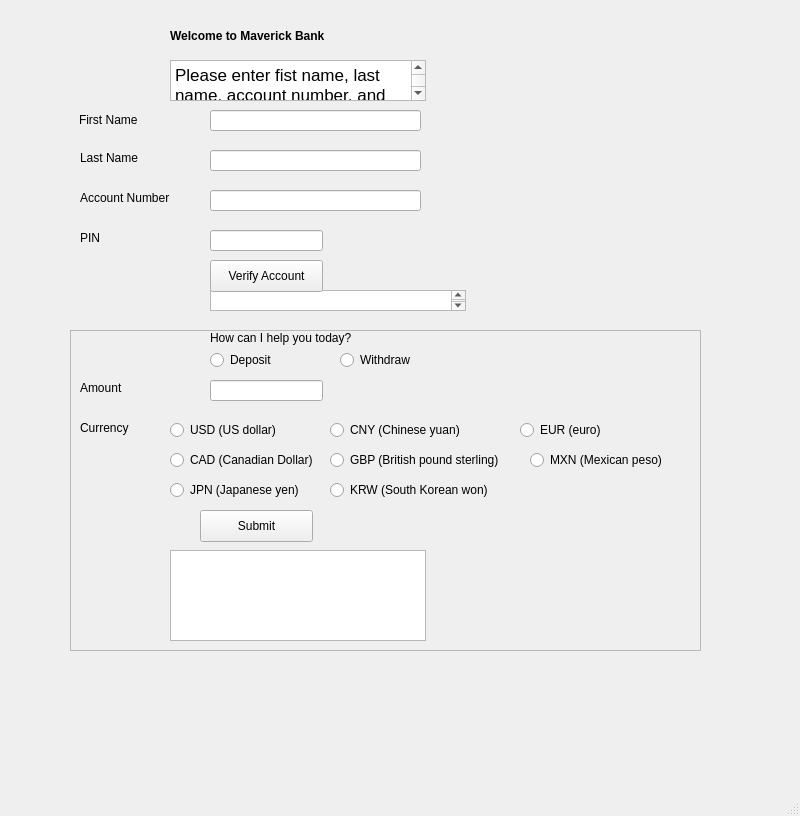
Qt form gui.ui (SarahNakamura/CIST1620_FinalProject_2) before a commit.
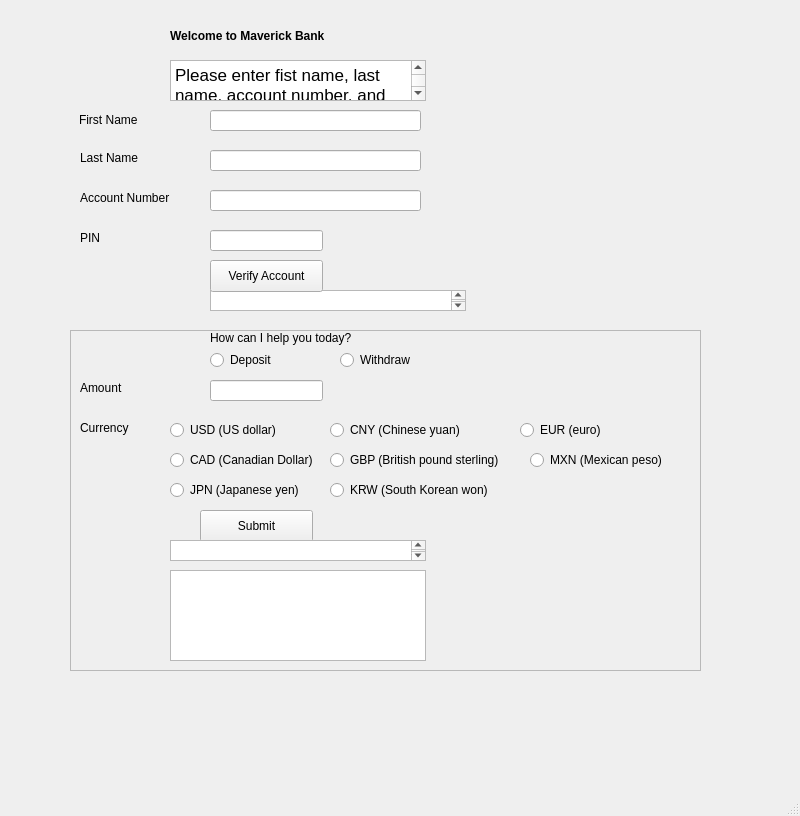
The same form after that commit.

```diff
--- a/gui.ui
+++ b/gui.ui
@@ -340,7 +340,7 @@
     <property name="geometry">
      <rect>
       <x>170</x>
-      <y>550</y>
+      <y>570</y>
       <width>256</width>
       <height>91</height>
      </rect>
@@ -355,7 +355,7 @@
       <x>70</x>
       <y>330</y>
       <width>631</width>
-      <height>321</height>
+      <height>341</height>
      </rect>
     </property>
     <property name="frameShape">
@@ -391,6 +391,16 @@
      <string>Verify Account</string>
     </property>
    </widget>
+   <widget class="QTextBrowser" name="money_usd">
+    <property name="geometry">
+     <rect>
+      <x>170</x>
+      <y>540</y>
+      <width>256</width>
+      <height>21</height>
+     </rect>
+    </property>
+   </widget>
   </widget>
   <widget class="QMenuBar" name="menubar">
    <property name="geometry">
```
Left out of the diff: 2 changed lines with no effect on the pictures.
